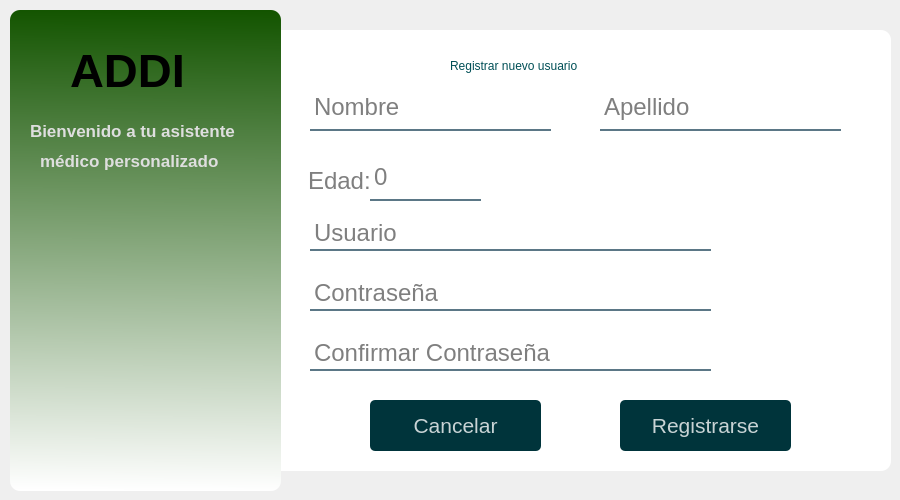
Qt form ui/registro.ui (daburneo1/addi) before a commit.
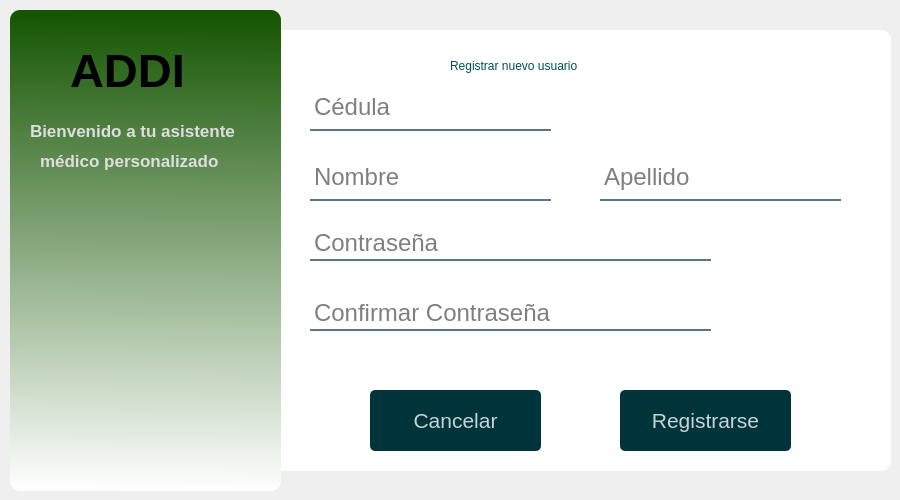
The same form after that commit.

```diff
--- a/ui/registro.ui
+++ b/ui/registro.ui
@@ -106,7 +106,7 @@
     <property name="geometry">
      <rect>
       <x>310</x>
-      <y>80</y>
+      <y>150</y>
       <width>241</width>
       <height>41</height>
      </rect>
@@ -133,9 +133,9 @@
     <property name="geometry">
      <rect>
       <x>620</x>
-      <y>390</y>
+      <y>380</y>
       <width>171</width>
-      <height>51</height>
+      <height>61</height>
      </rect>
     </property>
     <property name="font">
@@ -221,7 +221,7 @@
     <property name="geometry">
      <rect>
       <x>600</x>
-      <y>80</y>
+      <y>150</y>
       <width>241</width>
       <height>41</height>
      </rect>
@@ -242,36 +242,11 @@
      <string>Apellido</string>
     </property>
    </widget>
-   <widget class="QLineEdit" name="lineEditUser">
-    <property name="geometry">
-     <rect>
-      <x>310</x>
-      <y>210</y>
-      <width>401</width>
-      <height>31</height>
-     </rect>
-    </property>
-    <property name="font">
-     <font>
-      <pointsize>18</pointsize>
-     </font>
-    </property>
-    <property name="styleSheet">
-     <string notr="true">background-color:rgba(0,0,0,0);
-border:2px solid rgba(0,0,0,0);
-border-bottom-color:rgba(46,82,101,200);
-color:rgb(0,0,0);
-padding-bottom: 7px;</string>
-    </property>
-    <property name="placeholderText">
-     <string>Usuario</string>
-    </property>
-   </widget>
    <widget class="QLineEdit" name="lineEditPass">
     <property name="geometry">
      <rect>
       <x>310</x>
-      <y>270</y>
+      <y>220</y>
       <width>401</width>
       <height>31</height>
      </rect>
@@ -299,7 +274,7 @@
     <property name="geometry">
      <rect>
       <x>310</x>
-      <y>330</y>
+      <y>290</y>
       <width>401</width>
       <height>31</height>
      </rect>
@@ -323,58 +298,13 @@
      <string>Confirmar Contraseña</string>
     </property>
    </widget>
-   <widget class="QSpinBox" name="spinBox">
-    <property name="geometry">
-     <rect>
-      <x>370</x>
-      <y>150</y>
-      <width>111</width>
-      <height>41</height>
-     </rect>
-    </property>
-    <property name="font">
-     <font>
-      <pointsize>18</pointsize>
-     </font>
-    </property>
-    <property name="styleSheet">
-     <string notr="true">background-color:rgba(0,0,0,0);
-border:2px solid rgba(0,0,0,0);
-border-bottom-color:rgba(46,82,101,200);
-color:rgb(127, 127, 127);
-padding-bottom: 7px;</string>
-    </property>
-   </widget>
-   <widget class="QLabel" name="label_7">
-    <property name="geometry">
-     <rect>
-      <x>300</x>
-      <y>150</y>
-      <width>101</width>
-      <height>41</height>
-     </rect>
-    </property>
-    <property name="font">
-     <font>
-      <pointsize>18</pointsize>
-     </font>
-    </property>
-    <property name="styleSheet">
-     <string notr="true">background-color:rgba(0,0,0,0);
-border:2px solid rgba(0,0,0,0);
-color:rgb(127, 127, 127);</string>
-    </property>
-    <property name="text">
-     <string>Edad:</string>
-    </property>
-   </widget>
    <widget class="QPushButton" name="pushButtonCancelar">
     <property name="geometry">
      <rect>
       <x>370</x>
-      <y>390</y>
+      <y>380</y>
       <width>171</width>
-      <height>51</height>
+      <height>61</height>
      </rect>
     </property>
     <property name="font">
@@ -386,6 +316,33 @@
      <string>Cancelar</string>
     </property>
    </widget>
+   <widget class="QLineEdit" name="lineEditCedula">
+    <property name="geometry">
+     <rect>
+      <x>310</x>
+      <y>80</y>
+      <width>241</width>
+      <height>41</height>
+     </rect>
+    </property>
+    <property name="font">
+     <font>
+      <pointsize>18</pointsize>
+      <weight>50</weight>
+      <bold>false</bold>
+     </font>
+    </property>
+    <property name="styleSheet">
+     <string notr="true">background-color:rgba(0,0,0,0);
+border:2px solid rgba(0,0,0,0);
+border-bottom-color:rgba(46,82,101,200);
+color:rgb(0,0,0);
+padding-bottom: 7px;</string>
+    </property>
+    <property name="placeholderText">
+     <string>Cédula</string>
+    </property>
+   </widget>
   </widget>
  </widget>
  <resources/>
```
